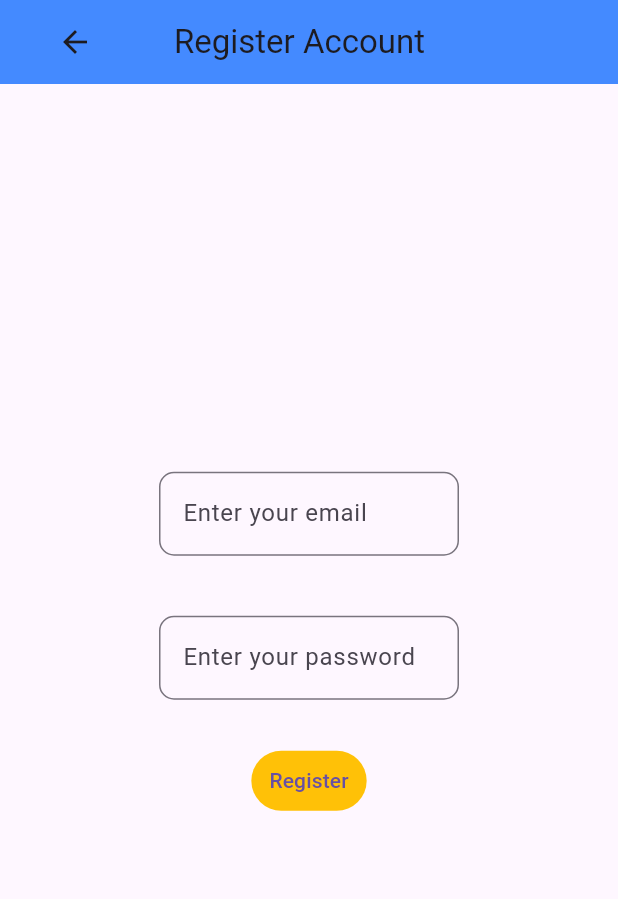
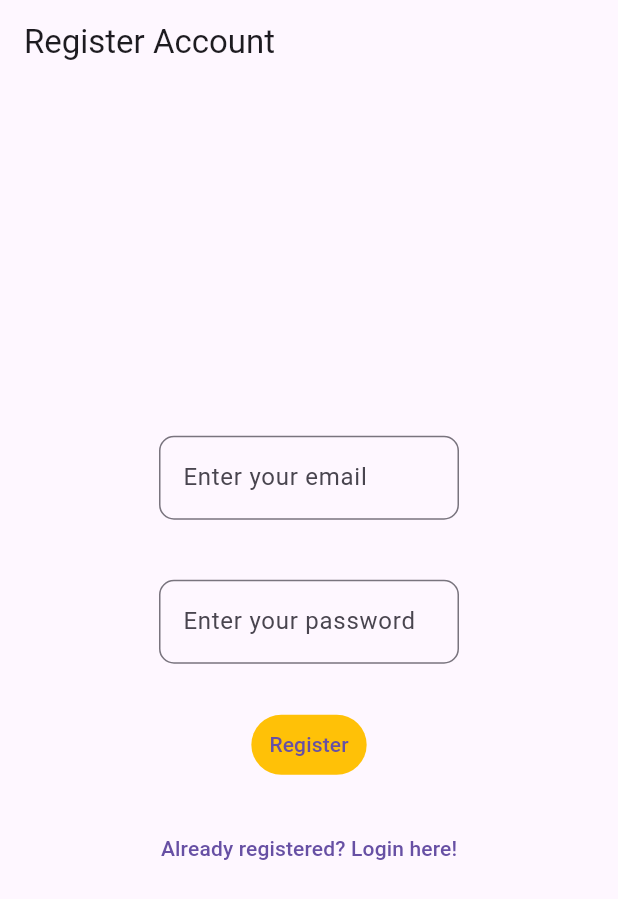
Before and after one commit to Rohithk2003/mynotes, a Flutter app: the screen it shows after launch, after a tap on "Register", on a phone screen of 412 x 824 dp. Shown: the top 899 px of the screen. Run offline on Flutter 3.47's test engine with Material 3 defaults, Android fonts, the phone set to English and light mode, and no system bars; our stand-ins replace firebase_auth, firebase_core, flutter_dotenv, fluttertoast; accounts and stored records are empty.

Commit message:
added named routes to all pages

```diff
--- a/lib/main.dart
+++ b/lib/main.dart
@@ -14,6 +14,11 @@ void main() async {
     title: 'My Notes',
     theme: ThemeData(useMaterial3: true, primarySwatch: Colors.amber),
     home: const HomePage(),
+    routes: {
+      '/login/': (context) => const LoginView(),
+      '/register/': (context) => const RegisterView(),
+      '/emailverify/': (context) => const EmailVerification()
+    },
   ));
 }
 
@@ -53,11 +58,8 @@ class HomePage extends StatelessWidget {
                                 backgroundColor: Colors.black54,
                                 foregroundColor: Colors.white),
                             onPressed: () async {
-                              Navigator.push(
-                                context,
-                                MaterialPageRoute(
-                                    builder: (context) => const RegisterView()),
-                              );
+                              Navigator.of(context).pushNamedAndRemoveUntil(
+                                  '/register/', (route) => false);
                             },
                             child: const Text("Register"),
                           ),
@@ -78,11 +80,8 @@ class HomePage extends StatelessWidget {
                                 backgroundColor: Colors.black54,
                                 foregroundColor: Colors.white),
                             onPressed: () async {
-                              Navigator.push(
-                                context,
-                                MaterialPageRoute(
-                                    builder: (context) => const LoginView()),
-                              );
+                              Navigator.of(context).pushNamedAndRemoveUntil(
+                                  '/login/', (route) => false);
                             },
                             child: const Text("Login"),
                           ),
--- a/lib/views/email_verification.dart
+++ b/lib/views/email_verification.dart
@@ -62,7 +62,19 @@ class _EmailVerificationState extends State<EmailVerification> {
                       "Send email verification",
                       style: TextStyle(),
                     ),
-            )
+            ),
+            TextButton(
+                onPressed: () async {
+                  Navigator.of(context)
+                      .pushNamedAndRemoveUntil('/register/', (route) => false);
+                },
+                child: const Text("Not registered yet ? Register here!")),
+            TextButton(
+                onPressed: () async {
+                  Navigator.of(context)
+                      .pushNamedAndRemoveUntil('/login/', (route) => false);
+                },
+                child: const Text("Want to login?"))
           ],
         ),
       ),
--- a/lib/views/register_view.dart
+++ b/lib/views/register_view.dart
@@ -62,8 +62,6 @@ class _RegisterViewState extends State<RegisterView> {
     return Scaffold(
         appBar: AppBar(
           title: const Text("Register Account"),
-          backgroundColor: Colors.blueAccent,
-          leadingWidth: 100,
         ),
         body: FutureBuilder(
             future: Firebase.initializeApp(
@@ -132,6 +130,13 @@ class _RegisterViewState extends State<RegisterView> {
                               child: const Text("Register"),
                             ),
                             Text(errorText),
+                            TextButton(
+                                onPressed: () async {
+                                  Navigator.of(context).pushNamedAndRemoveUntil(
+                                      '/login/', (route) => false);
+                                },
+                                child: const Text(
+                                    "Already registered? Login here!"))
                           ],
                         ),
                       ),
```
Also changed, not shown: lib/views/login_view.dart (+11 -2 lines).
